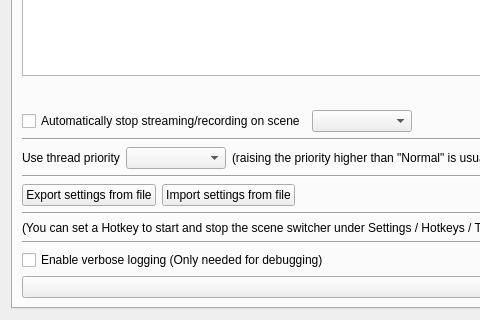
Old version of the form forms/advanced-scene-switcher.ui in the repository WarmUpTill/SceneSwitcher; both pictures show x 0 to 480 and y 280 to 600 of the 1100 by 600 pixel window.
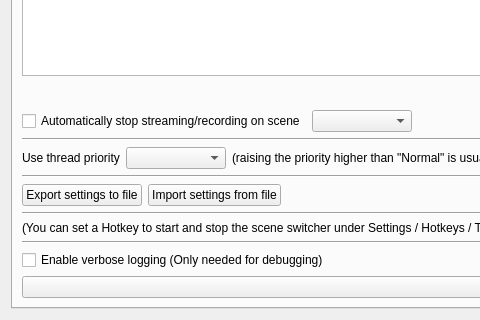
New version of the form. Icons and pictures are not drawn.

Commit message: implement export/import of settings

Diff of the .ui file:
```diff
--- a/forms/advanced-scene-switcher.ui
+++ b/forms/advanced-scene-switcher.ui
@@ -452,7 +452,7 @@
          <item>
           <widget class="QPushButton" name="exportSettings">
            <property name="text">
-            <string>Export settings from file</string>
+            <string>Export settings to file</string>
            </property>
           </widget>
          </item>
```
The commit also changes 3 other files.
